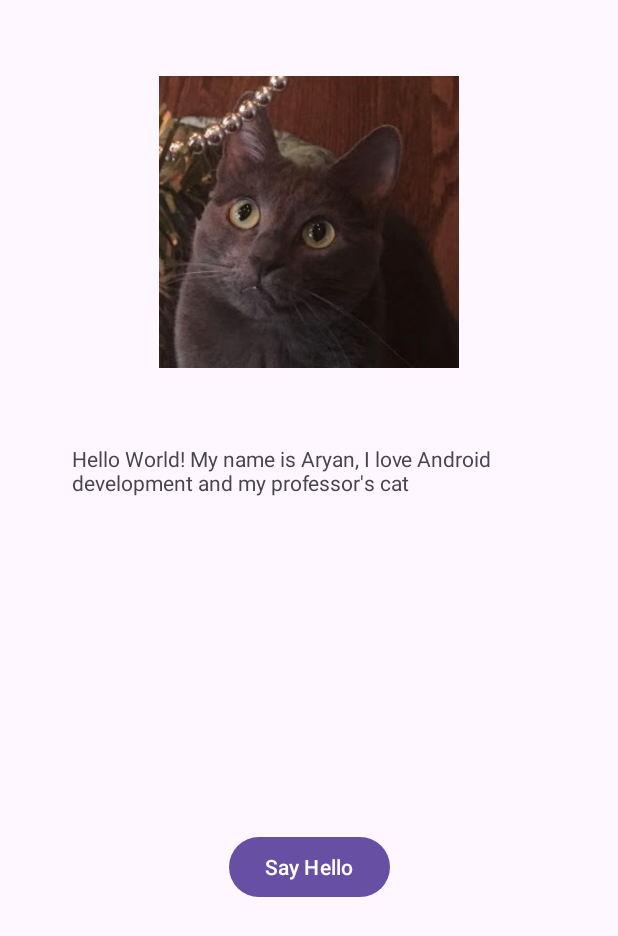
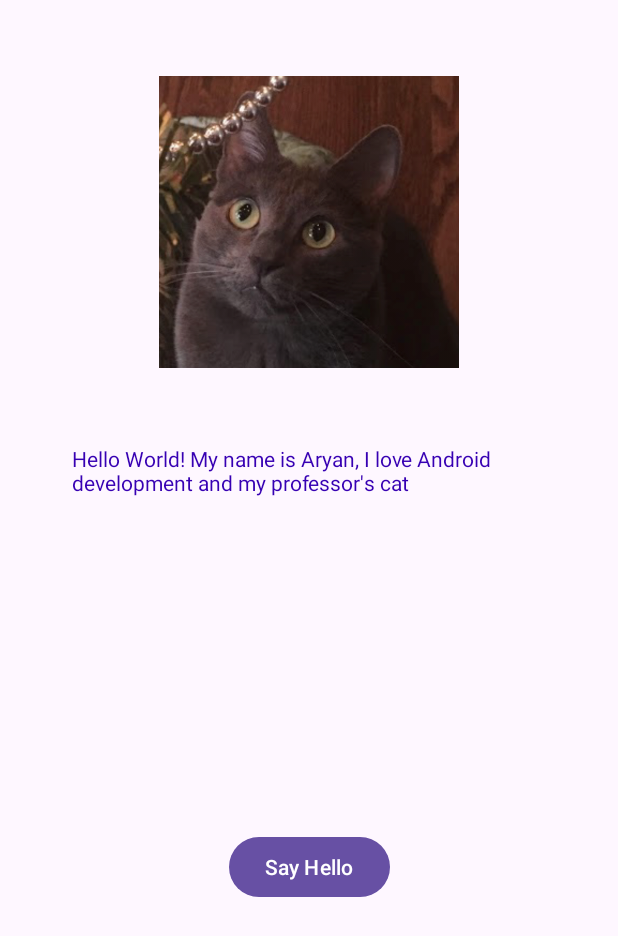
Before and after one commit to AryanNesti/HelloWorld, an Android app: the screen it shows after launch (MainActivity), on a phone screen of 412 x 824 dp. Shown: the top 936 px of the screen. Run offline under Robolectric (Android 15) with nearby library versions, the phone set to English and light mode, and no system bars.

Commit message:
Changed text color

```diff
--- a/app/src/main/res/layout/activity_main.xml
+++ b/app/src/main/res/layout/activity_main.xml
@@ -9,6 +9,7 @@
     <TextView
         android:id="@+id/introTextView"
         android:layout_width="match_parent"
+        android:textColor="@color/design_default_color_primary_variant"
         android:layout_height="wrap_content"
         android:text="@string/Aryan_intro"
         app:layout_constraintEnd_toEndOf="parent"
```
